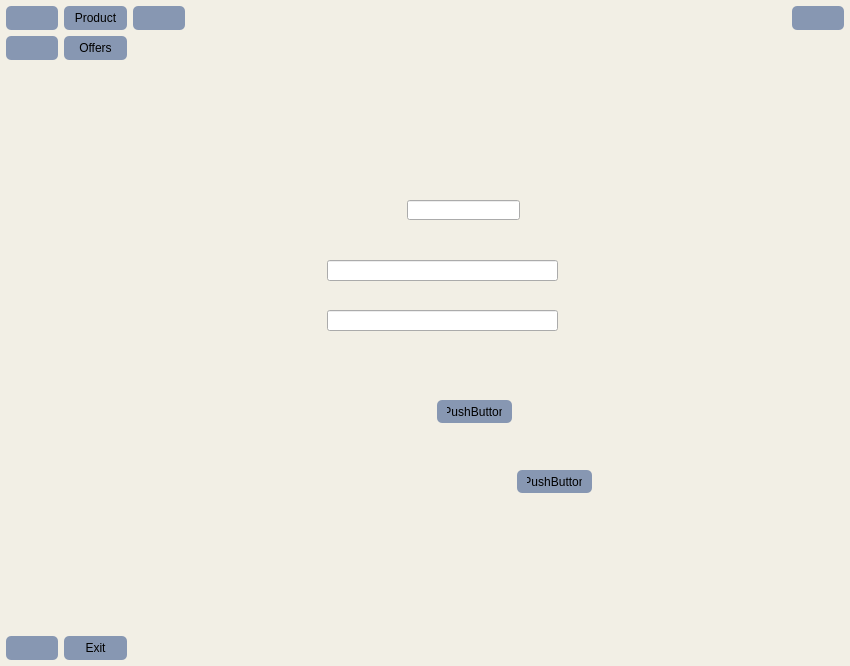
tr1plejj/crm-v1-app, file crmapp.ui: the form before one commit.
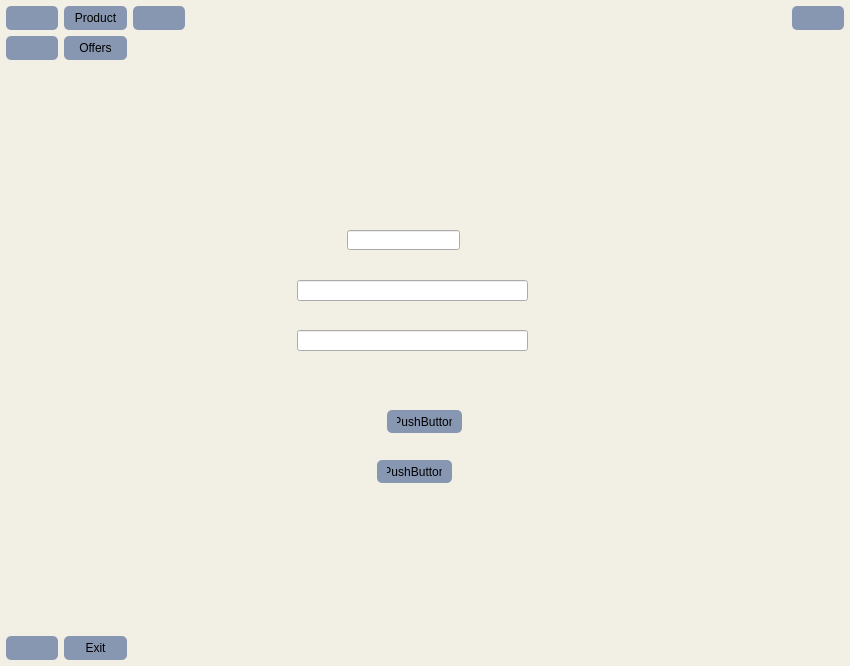
The form after the commit. The open tabs and pages were chosen to show the change. Icons and pictures are not drawn.

Commit message: remade for drf

Diff of the .ui file:
```diff
--- a/crmapp.ui
+++ b/crmapp.ui
@@ -511,8 +511,8 @@
           <widget class="QLineEdit" name="username_register">
            <property name="geometry">
             <rect>
-             <x>200</x>
-             <y>230</y>
+             <x>170</x>
+             <y>250</y>
              <width>231</width>
              <height>21</height>
             </rect>
@@ -521,8 +521,8 @@
           <widget class="QLineEdit" name="password_register">
            <property name="geometry">
             <rect>
-             <x>200</x>
-             <y>280</y>
+             <x>170</x>
+             <y>300</y>
              <width>231</width>
              <height>21</height>
             </rect>
@@ -531,8 +531,8 @@
           <widget class="QPushButton" name="create_user_btn">
            <property name="geometry">
             <rect>
-             <x>310</x>
-             <y>370</y>
+             <x>260</x>
+             <y>380</y>
              <width>75</width>
              <height>23</height>
             </rect>
@@ -544,8 +544,8 @@
           <widget class="QPushButton" name="switch_login_btn">
            <property name="geometry">
             <rect>
-             <x>390</x>
-             <y>440</y>
+             <x>250</x>
+             <y>430</y>
              <width>75</width>
              <height>23</height>
             </rect>
@@ -557,8 +557,8 @@
           <widget class="QLineEdit" name="email">
            <property name="geometry">
             <rect>
-             <x>280</x>
-             <y>170</y>
+             <x>220</x>
+             <y>200</y>
              <width>113</width>
              <height>20</height>
             </rect>
```
Left out of the diff: 2 changed lines with no effect on the pictures. The commit also changes 1 other file.
